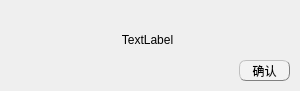
Old version of the form deletesuccessdialog.ui in the repository EsZHU/QtExamSystem.
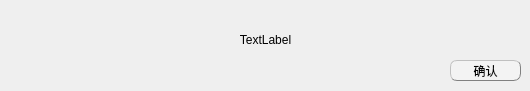
New version of the form.

```diff
--- a/deletesuccessdialog.ui
+++ b/deletesuccessdialog.ui
@@ -6,7 +6,7 @@
    <rect>
     <x>0</x>
     <y>0</y>
-    <width>300</width>
+    <width>530</width>
     <height>91</height>
    </rect>
   </property>
@@ -16,9 +16,9 @@
   <widget class="QLabel" name="deleteSuccessLabel">
    <property name="geometry">
     <rect>
-     <x>17</x>
+     <x>0</x>
      <y>30</y>
-     <width>261</width>
+     <width>531</width>
      <height>20</height>
     </rect>
    </property>
@@ -32,9 +32,9 @@
   <widget class="QPushButton" name="pushButton">
    <property name="geometry">
     <rect>
-     <x>239</x>
+     <x>450</x>
      <y>60</y>
-     <width>51</width>
+     <width>71</width>
      <height>21</height>
     </rect>
    </property>
```
